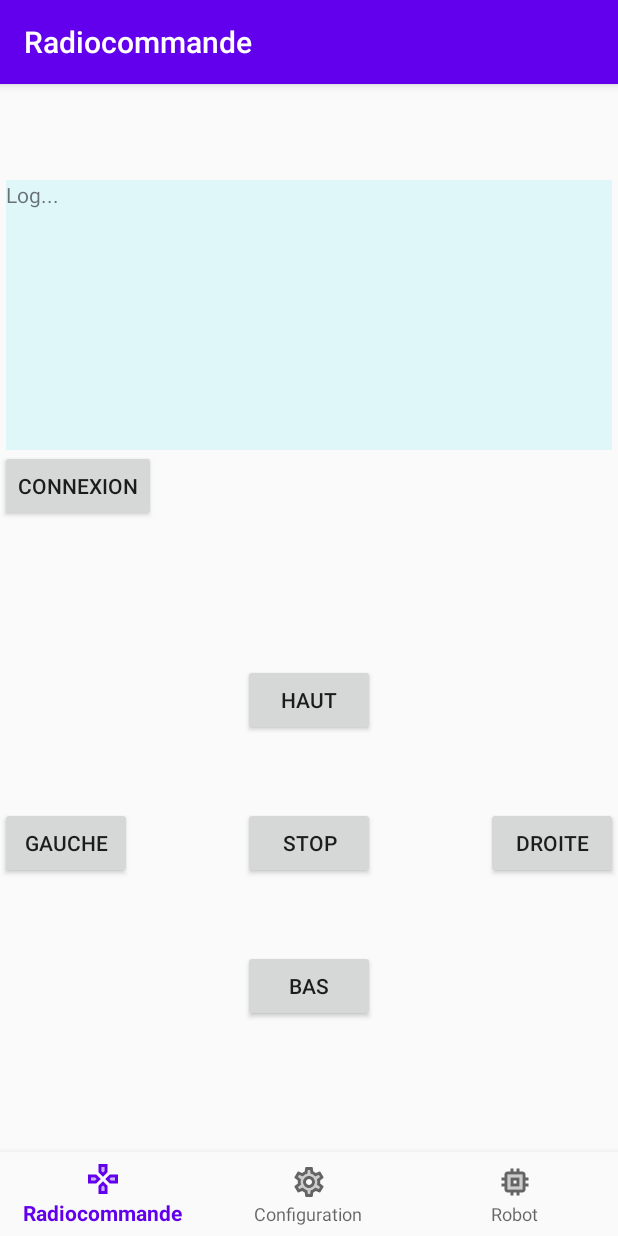
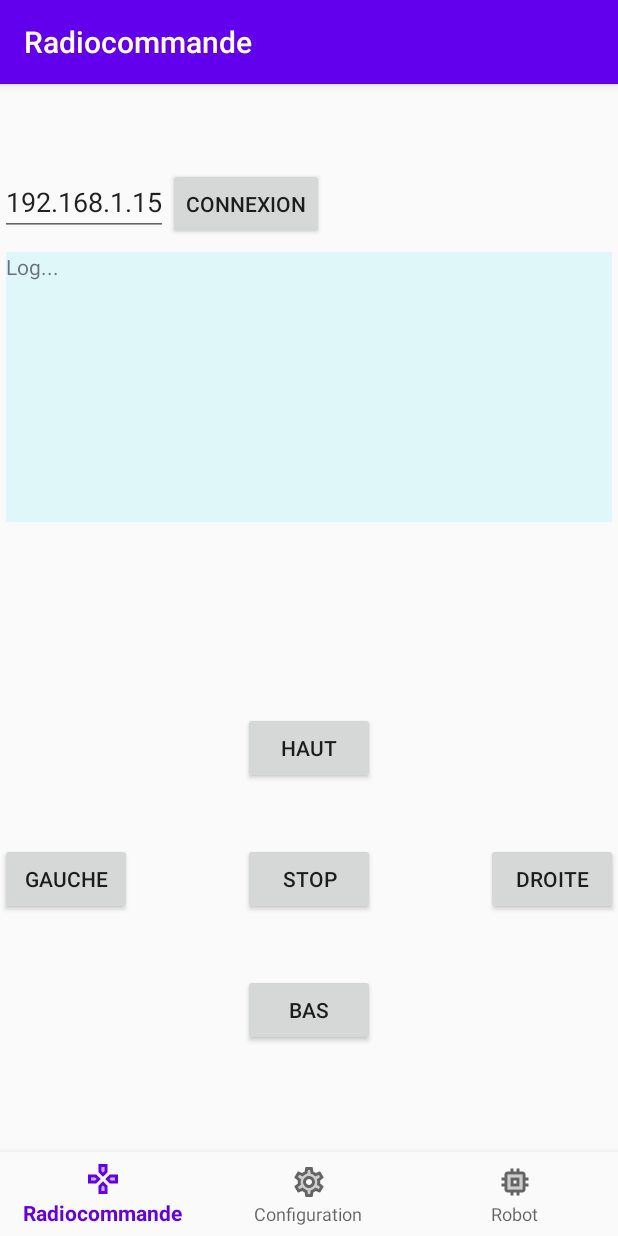
Before and after one commit to aduanra/robot-com, an Android app: the screen it shows after launch (MainActivity), on a phone screen of 412 x 824 dp. Run offline under Robolectric (Android 15) with nearby library versions, the phone set to English and light mode, and no system bars; our stand-ins replace navigation-ui; libraries missing offline, so code that uses them is left out: org.slf4j.

Commit message:
Ajout champ de saisie hostname dans radiocommande

```diff
--- a/app/src/main/java/fr/atech/robotcom/ui/radiocommande/RadioCommandeFragment.java
+++ b/app/src/main/java/fr/atech/robotcom/ui/radiocommande/RadioCommandeFragment.java
@@ -3,11 +3,11 @@ package fr.atech.robotcom.ui.radiocommande;
 import android.net.ConnectivityManager;
 import android.net.NetworkInfo;
 import android.os.Bundle;
-import android.util.Log;
 import android.view.LayoutInflater;
 import android.view.View;
 import android.view.ViewGroup;
 import android.widget.Button;
+import android.widget.EditText;
 import android.widget.ScrollView;
 import android.widget.TextView;
 
@@ -15,27 +15,29 @@ import androidx.annotation.NonNull;
 import androidx.fragment.app.Fragment;
 import androidx.lifecycle.ViewModelProviders;
 
-import java.util.Random;
-
 import fr.atech.robotcom.R;
 
 import static android.content.Context.CONNECTIVITY_SERVICE;
-import static androidx.core.content.ContextCompat.getSystemService;
 
 public class RadioCommandeFragment extends Fragment {
 
     private RadioCommandeViewModel radioCommandeViewModel;
 
+    // Connexion
+    private EditText hostnameEditText;
+    private Button connectButton;
+    private View.OnClickListener connectButtonOnClickListener = v -> connectButtonClicked();
+
+
     // Logs
     private ScrollView logScroller;
     private TextView logText;
 
-    // Boutons
+    // Commandes
     private Button stopButton;
     private View.OnClickListener stopButtonOnClickListener = v -> stopButtonClicked();
 
-    private Button connectButton;
-    private View.OnClickListener connectButtonOnClickListener = v -> connectButtonClicked();
+    private View view;
 
     public View onCreateView(@NonNull LayoutInflater inflater,
                              ViewGroup container,
@@ -45,17 +47,21 @@ public class RadioCommandeFragment extends Fragment {
         radioCommandeViewModel = ViewModelProviders.of(this).get(RadioCommandeViewModel.class);
 
         // Affiche le fragment
-        View root = inflater.inflate(R.layout.fragment_radiocommande, container, false);
+        view = inflater.inflate(R.layout.fragment_radiocommande, container, false);
 
-        initLogDisplay(root);
+        // Connexion
+        connectButton =  view.findViewById(R.id.button_rc_connect);
+        connectButton.setOnClickListener(connectButtonOnClickListener);
+        hostnameEditText = view.findViewById(R.id.editText_rc_hostname);
 
-        stopButton = root.findViewById(R.id.button_rc_stop);
+        // Commandes
+        stopButton = view.findViewById(R.id.button_rc_stop);
         stopButton.setOnClickListener(stopButtonOnClickListener);
 
-        connectButton =  root.findViewById(R.id.button_rc_connect);
-        connectButton.setOnClickListener(connectButtonOnClickListener);
+        // Log
+        initLogDisplay();
 
-        return root;
+        return view;
     }
 
 
@@ -64,7 +70,27 @@ public class RadioCommandeFragment extends Fragment {
     }
 
     private void connectButtonClicked() {
+        final String hostname = hostnameEditText.getText().toString();
+        if (!isHostnameCorrect(hostname)) return;
+        if (!hasNetworkConnectivity()) return;
 
+        hostnameEditText.setSelected(false);
+        hostnameEditText.clearFocus();
+        view.findViewById(R.id.layout_rc).requestFocus();
+
+        radioCommandeViewModel.initTcpCommunication(hostname.trim());
+    }
+
+
+    private boolean isHostnameCorrect(String hostname) {
+        if(hostname==null || hostname.trim()==""){
+            radioCommandeViewModel.log("Saisir une adresse IP");
+            return false;
+        }
+        return true;
+    }
+
+    private boolean hasNetworkConnectivity() {
         final ConnectivityManager connectivityManager = (ConnectivityManager) getActivity().getApplicationContext().getSystemService(CONNECTIVITY_SERVICE);
         final NetworkInfo networkInfo = connectivityManager.getActiveNetworkInfo();
 
@@ -73,18 +99,16 @@ public class RadioCommandeFragment extends Fragment {
             boolean mobile = networkInfo.getType() == ConnectivityManager.TYPE_MOBILE;
             radioCommandeViewModel.log("Wifi actif : " + wifi);
             radioCommandeViewModel.log("Réseau mobile actif : " + mobile);
-        } else {
-            radioCommandeViewModel.log("Pas de connexion réseau...");
-            return;
+            return true;
         }
-
-        radioCommandeViewModel.initTcpCommunication();
+        radioCommandeViewModel.log("Pas de connexion réseau...");
+        return false;
     }
 
-    private void initLogDisplay(View root) {
+    private void initLogDisplay() {
         // Récupère la zone de log
-        logText = root.findViewById(R.id.text_radiocommande_log);
-        logScroller = root.findViewById(R.id.scroller_rc_log);
+        logText = view.findViewById(R.id.text_radiocommande_log);
+        logScroller = view.findViewById(R.id.scroller_rc_log);
 
         // Met à jour la zone de log avec le log du ViewModel quand il change
         radioCommandeViewModel.getLogContent().observe(getViewLifecycleOwner(), s -> updateLog(s));
--- a/app/src/main/java/fr/atech/robotcom/ui/radiocommande/RadioCommandeViewModel.java
+++ b/app/src/main/java/fr/atech/robotcom/ui/radiocommande/RadioCommandeViewModel.java
@@ -22,7 +22,7 @@ public class RadioCommandeViewModel extends ViewModel {
 
     private MinaTcpClient client;
     private RadioCommandeClientHandler tcpClientHandler;
-    private String hostname = NetworkUtils.getIPAddress(true);
+    //private String hostname = NetworkUtils.getIPAddress(true);
     private Integer port = null;
 
     private MutableLiveData<String> logContent = new MutableLiveData<>();
@@ -33,7 +33,7 @@ public class RadioCommandeViewModel extends ViewModel {
 
     }
 
-    public void initTcpCommunication() {
+    public void initTcpCommunication(final String hostname) {
 
         if(client!=null) return; // Déjà connecté
 
--- a/app/src/main/res/layout/fragment_radiocommande.xml
+++ b/app/src/main/res/layout/fragment_radiocommande.xml
@@ -5,7 +5,34 @@
         xmlns:tools="http://schemas.android.com/tools"
         android:layout_width="match_parent"
         android:layout_height="match_parent"
-        tools:context=".ui.radiocommande.RadioCommandeFragment">
+        tools:context=".ui.radiocommande.RadioCommandeFragment"
+
+        android:id="@+id/layout_rc"
+        android:focusableInTouchMode="true"
+    >
+
+    <EditText
+        android:id="@+id/editText_rc_hostname"
+        android:layout_width="wrap_content"
+        android:layout_height="wrap_content"
+        android:text="@string/hostname"
+
+        android:inputType="text"
+
+        app:layout_constraintRight_toLeftOf="@+id/button_rc_connect"
+        app:layout_constraintTop_toTopOf="parent"
+
+        />
+
+    <Button
+        android:id="@+id/button_rc_connect"
+        android:text="@string/connexion"
+        android:layout_width="wrap_content"
+        android:layout_height="wrap_content"
+
+        app:layout_constraintTop_toTopOf="parent"
+        app:layout_constraintStart_toEndOf="@+id/editText_rc_hostname"
+        />
 
     <ScrollView
         android:id="@+id/scroller_rc_log"
@@ -25,9 +52,12 @@
         android:scrollbarAlwaysDrawVerticalTrack="true"
         android:scrollbarStyle="insideOverlay"
         android:scrollbars="vertical"
+
+        app:layout_constraintTop_toBottomOf="@+id/button_rc_connect"
+
         app:layout_constraintEnd_toEndOf="parent"
         app:layout_constraintStart_toStartOf="parent"
-        app:layout_constraintTop_toTopOf="parent">
+        >
 
         <TextView
             android:id="@+id/text_radiocommande_log"
@@ -41,15 +71,6 @@
     </ScrollView>
 
 
-    <Button
-        android:id="@+id/button_rc_connect"
-        android:text="@string/connexion"
-        android:layout_width="wrap_content"
-        android:layout_height="wrap_content"
-
-        app:layout_constraintTop_toBottomOf="@+id/scroller_rc_log"
-
-        />
 
     <Button
             android:id="@+id/button_rc_haut"
--- a/app/src/main/res/values/strings.xml
+++ b/app/src/main/res/values/strings.xml
@@ -3,6 +3,7 @@
 
     <!-- Ecran Radiocommande -->
     <string name="title_radiocommande">Radiocommande</string>
+    <string name="hostname">192.168.1.15</string>
     <string name="connexion">Connexion</string>
     <string name="haut">Haut</string>
     <string name="bas">Bas</string>
```
Also changed, not shown: app/src/main/AndroidManifest.xml (+5 -3 lines).
